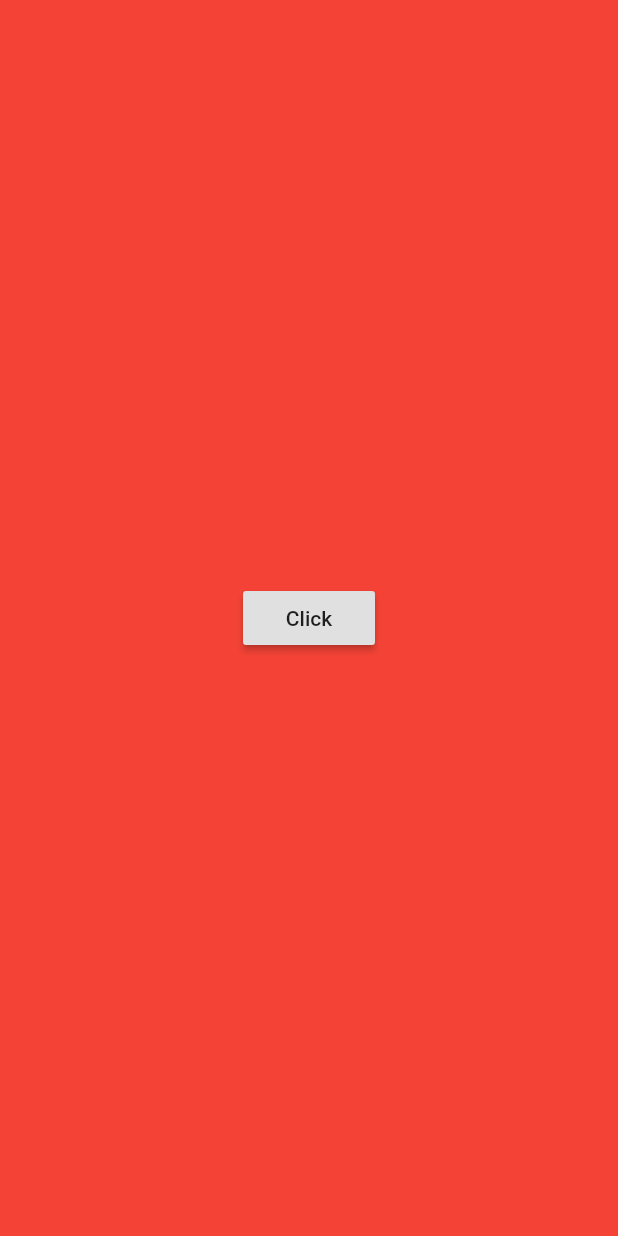
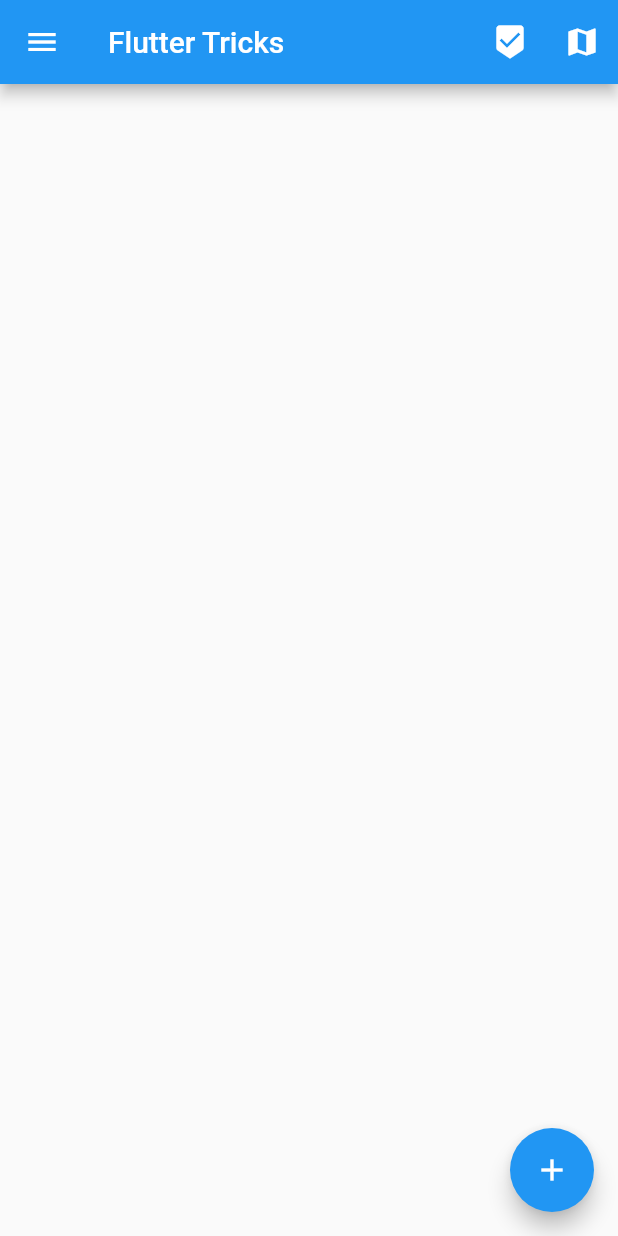
Before and after one commit to samiraliyev/flutter_beginner_app, a Flutter app: the screen it shows after launch, on a phone screen of 412 x 824 dp. Run offline on Flutter 3.47's test engine with Material 2 defaults, Android fonts, the phone set to English and light mode, and no system bars.

Commit message:
new main file
this is appBar

```diff
--- a/lib/main.dart
+++ b/lib/main.dart
@@ -1,50 +1,111 @@
 import 'package:flutter/material.dart';
+import 'package:flutter/widgets.dart';
+import 'dart:ui';
 
 
-void main(){
+void main() {
   runApp(
-    //MyStatelessWidget()
-      MyStatefulWidget()
-  );
+    MaterialApp(
+    debugShowCheckedModeBanner: false,
+    home: MyApp(),
+  ));
 }
 
 
-class MyStatefulWidget extends StatefulWidget {
+class MyApp extends StatefulWidget {
+  MyApp({Key key}) : super(key: key);
+
   @override
   _MyStatefulWidgetState createState() => _MyStatefulWidgetState();
 }
 
-class _MyStatefulWidgetState extends State<MyStatefulWidget> {
-  @override
+class _MyStatefulWidgetState extends State<MyApp> {
+
+
   Widget build(BuildContext context) {
-    return Container(
-      color: Colors.red,
-      child: Center(
-        child: RaisedButton(
-          child: Text("Click", textDirection: TextDirection.ltr,),
-          onPressed: (){
+    return Scaffold(
+      appBar: AppBar(
+        title: Text("Flutter Tricks", textDirection: TextDirection.ltr,),
+        actions: <Widget>[
+          IconButton(
+            icon: Icon(Icons.beenhere),
+            onPressed: (){
+              print("icon");
+            },
+          ),
+           IconButton(
+            icon: Icon(Icons.map),
+            onPressed: (){
+              print("icon");
+            },
+          )
+        ],
+      ),
+      drawer: Drawer(
+        child: Column(
+          children: <Widget>[
+            Stack(
+              children: <Widget>[
+                Image(
+                  image: AssetImage("images/bg.jpg"),
+                ),
+                Padding(
+                  padding: EdgeInsets.only(top: 30.0, left: 16.0),
+                  child: CircleAvatar(
+                    radius: 50.0,
+                    backgroundImage: AssetImage("images/samir.jpg"),
+                  ),
+                ),
+                Padding(
+                  padding: EdgeInsets.only(top: 140.0, left: 16.0),
+                  child: Column(
+                    crossAxisAlignment: CrossAxisAlignment.start,
+                    children: <Widget>[
+                      Text("Samir ALiyev", style: TextStyle(fontWeight: FontWeight.bold,
+                      fontSize: 16.0,
+                      color: Colors.white)),
+                      Text("samir.aliyev@code.edu.az", style: TextStyle(color: Colors.white)),
+                    ],
+                  ),
+                ),
+              ],
+            ),
+            ListView(
+              shrinkWrap: true,
+              children: <Widget>[
+                ListTile(
+                  leading: Icon(Icons.add),
+                  title: Text("Flutter"),
+                  onTap: (){
 
-          },
+                  },
+                ),
+                ListTile(
+                  leading: Icon(Icons.add),
+                  title: Text("Kotlin"),
+                  onTap: (){
+
+                  },
+                ),
+                ListTile(
+                  leading: Icon(Icons.add),
+                  title: Text("React Native"),
+                  onTap: (){
+
+                  },
+                )
+              ],
+            ),
+          ],
         ),
       ),
+      floatingActionButton: FloatingActionButton(
+        child: Icon(Icons.add),
+        onPressed: (){
+          print("fab");
+        },
+      ),
     );
+
   }
 }
-
-
-
-
-
-/*
-class MyStatelessWidget extends StatelessWidget {
-  @override
-  Widget build(BuildContext context) {
-    return Container(
-        color: Colors.red,
-        child: Center(
-            child: Text("Hallo from flutter", textDirection: TextDirection.ltr, style: TextStyle(fontSize: 30.0, color: Colors.white))
-        )
-    );
-  }
-}
-*/
```
